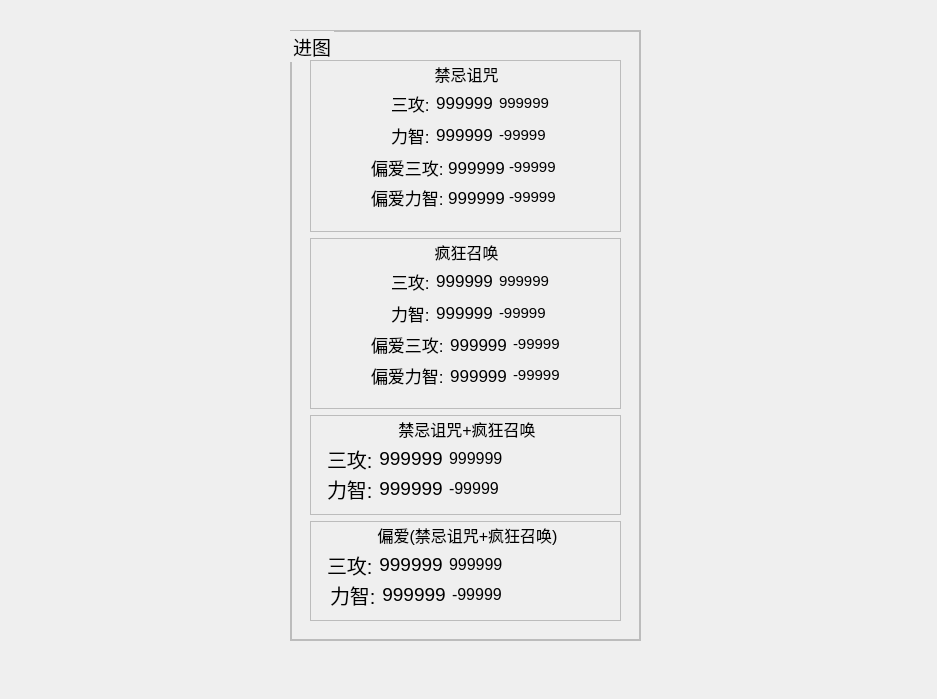
Above: untitled.ui from Vixiu/count_buff before the change. Below: the same form after it.
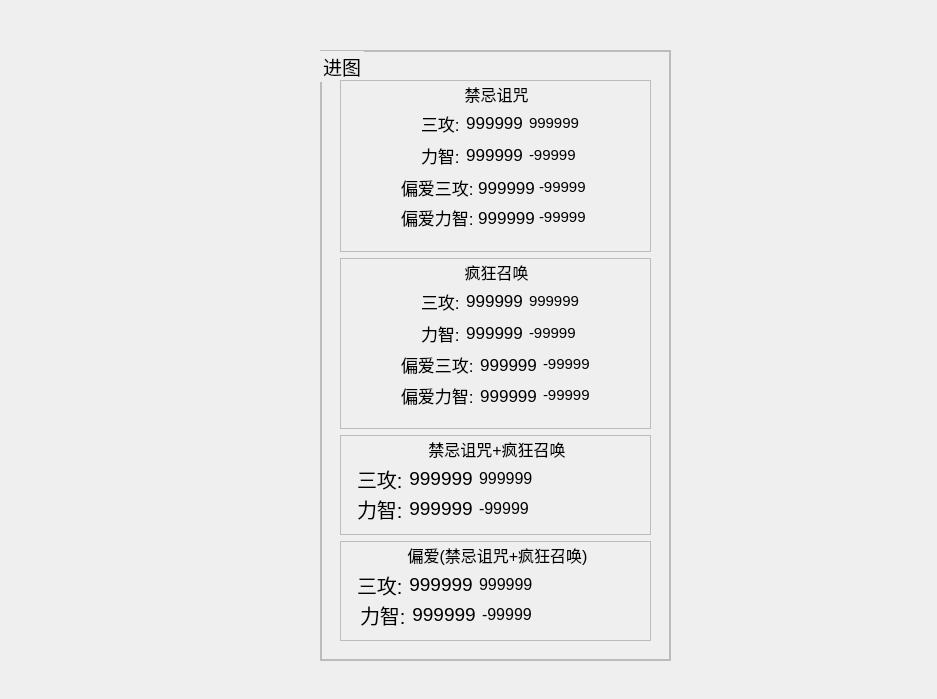
That is the form after the change. Icons and pictures are not drawn.

Commit message: 界面位置

```diff
--- a/untitled.ui
+++ b/untitled.ui
@@ -16,8 +16,8 @@
   <widget class="QGroupBox" name="groupBox">
    <property name="geometry">
     <rect>
-     <x>290</x>
-     <y>30</y>
+     <x>320</x>
+     <y>50</y>
      <width>351</width>
      <height>611</height>
     </rect>
```
The commit also changes 1 other file.
